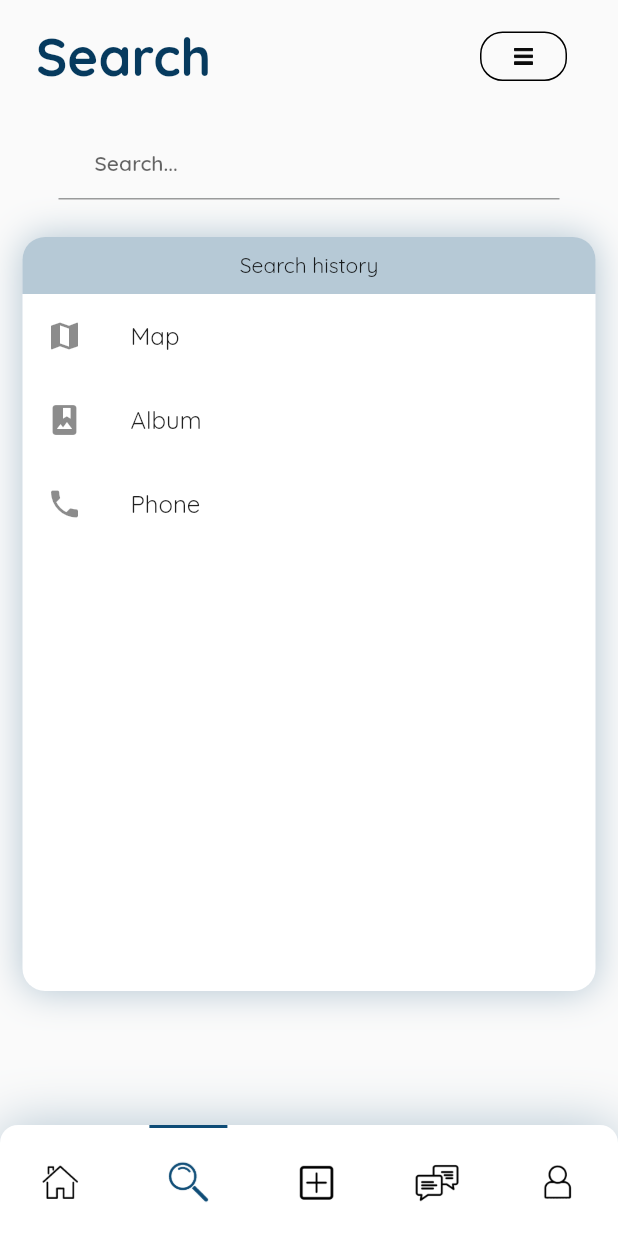
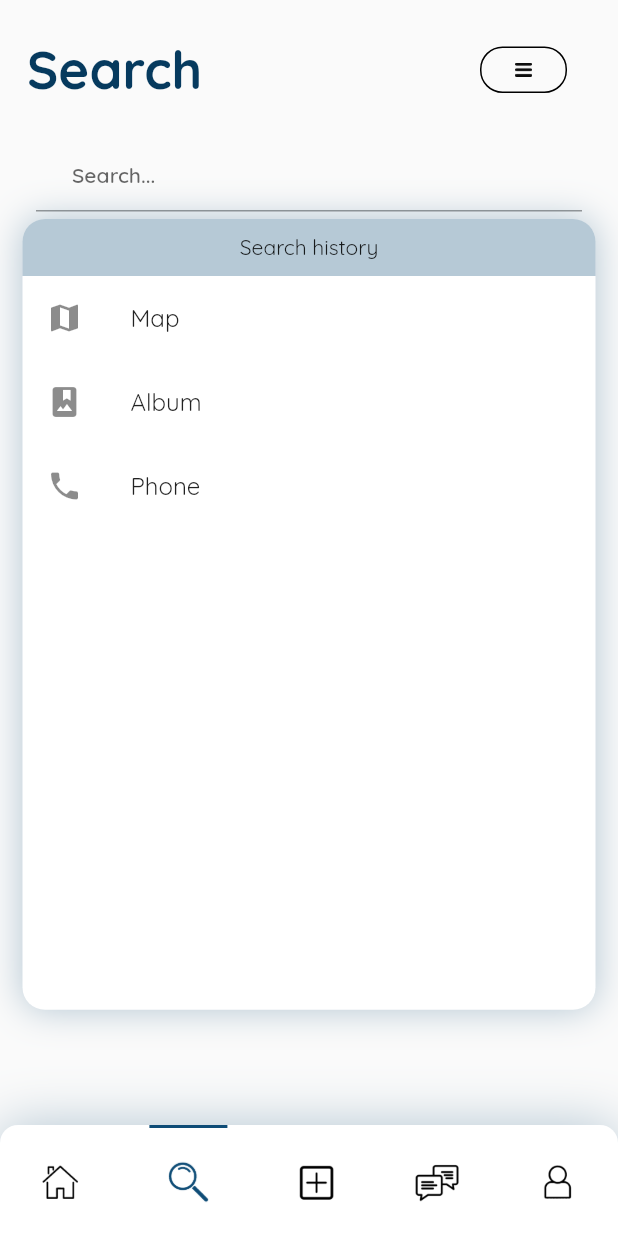
Before and after one commit to l-thatcher/Biblio, a Flutter app: the screen it shows once a user with an empty profile is signed in, swiped to page 2, on a phone screen of 412 x 824 dp. Run offline on Flutter 3.47's test engine with Material 2 defaults, Android fonts, the phone set to English and light mode, and no system bars; our stand-ins replace cloud_firestore, firebase_auth, firebase_core, flutter_keyboard_visibility, google_fonts, google_sign_in; missing offline and left inert: flutter_facebook_auth, twitter_login; accounts and stored records are empty; generated files the repository leaves out were written again.

Commit message:
tweaked some heights

```diff
--- a/lib/screens/pages/search_page.dart
+++ b/lib/screens/pages/search_page.dart
@@ -14,41 +14,38 @@ class Searchpage extends StatelessWidget {
     return SingleChildScrollView(
       physics: NeverScrollableScrollPhysics(),
       child: SafeArea(
-        child: Stack(
+        child: Container(
+          height: MediaQuery.of(context).size.height * 0.925,
+          child: Column(
             children: [
               Container(
                 padding: const EdgeInsets.only(
-                top: 5,
-                left: 24,
+                  top: 15,
+                  left: 18,
                   right: 24,
-                bottom: 24,
+                  bottom: 10,
                 ),
                 child: Row(
                   mainAxisAlignment: MainAxisAlignment.spaceBetween,
                   children: [
                     Text(AppLocalizations.of(context)!.searchTitle, style: constants.titleText,),
                     Container(
-                    height: 65,
+                      height: 63,
                         child: CustomImageButton(image: 'lib/assets/icons/burgerIcon.png', outlined: true,)),
                   ],
                 ),
               ),
-            Container(
-              padding: const EdgeInsets.only(
-                top: 80,
-                left: 15,
-                right: 15,
-              ),
-              child : Column(
+              Expanded(
+                child: Column(
                   mainAxisAlignment: MainAxisAlignment.spaceBetween,
                   children: [
                     CustomInput(
                       text : ((AppLocalizations.of(context)!.searchTitle) + "..."),
                       primaryInput: false,
                     ),
-                  Container(
-                    height: MediaQuery.of(context).size.height * 0.61,
-                    margin: EdgeInsets.only(top: 20),
+                    Expanded(
+                      child: Container(
+                        margin: EdgeInsets.only(left: 15, right: 15, bottom: 89),
                         decoration: BoxDecoration(
                             color: Colors.white,
                             borderRadius: BorderRadius.circular(15),
@@ -99,12 +96,14 @@ class Searchpage extends StatelessWidget {
                           ],
                         ),
                       ),
+                    ),
                   ],
                 ),
               ),
             ],
           ),
         ),
+      ),
     );
   }
 }
```
Also changed, not shown: lib/screens/pages/messages_page.dart (+4 -3 lines), lib/screens/pages/user_listings_page.dart (+11 -16 lines), 1 other file. Lines whose indentation alone changed are shown as unchanged.
